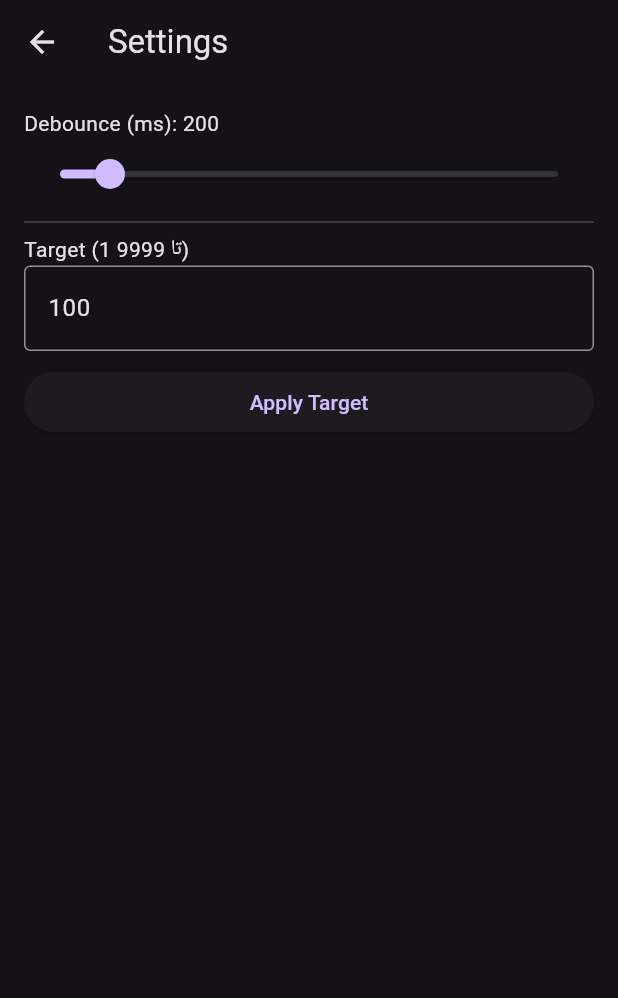
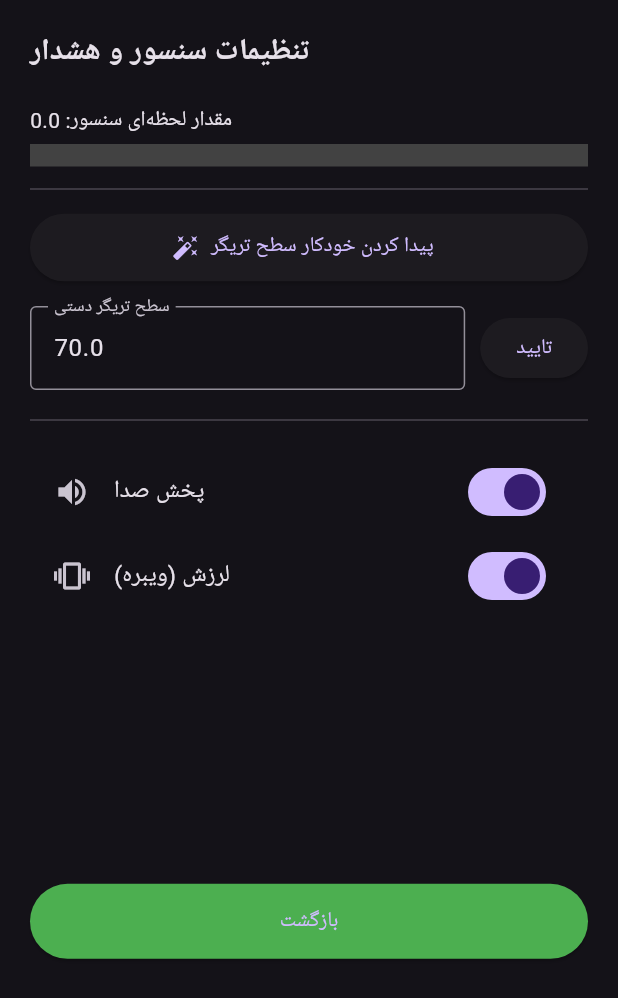
Before and after one commit to AMKOSHESH/coil-counter-flutter, a Flutter app: the SettingsSheet widget shown alone on an empty page, opened directly, on a phone screen of 412 x 824 dp. Shown: the top 998 px of the screen. Run offline on Flutter 3.47's test engine with Material 3 defaults, Android fonts, the light colour scheme and no system bars; our stand-ins replace audioplayers, fl_chart, sensors_plus, vibration; statements that could not run were skipped.

Commit message:
Refactor settings sheet to use threshold controller

```diff
--- a/lib/ui/settings_sheet.dart
+++ b/lib/ui/settings_sheet.dart
@@ -4,66 +4,100 @@ import '../core/counter_controller.dart';
 
 class SettingsSheet extends StatefulWidget {
   const SettingsSheet({super.key});
-
   @override
   State<SettingsSheet> createState() => _SettingsSheetState();
 }
 
 class _SettingsSheetState extends State<SettingsSheet> {
-  late TextEditingController targetController;
+  late TextEditingController _thresholdController;
 
   @override
   void initState() {
     super.initState();
     final c = context.read<CounterController>();
-    targetController =
-        TextEditingController(text: c.target.toString());
+    _thresholdController = TextEditingController(text: c.threshold.toStringAsFixed(1));
   }
 
   @override
   Widget build(BuildContext context) {
     final c = context.watch<CounterController>();
 
-    return Scaffold(
-      appBar: AppBar(
-        title: const Text('Settings'),
-        leading: IconButton(
-          icon: const Icon(Icons.arrow_back),
-          onPressed: () => Navigator.pop(context),
-        ),
-      ),
-      body: ListView(
-        padding: const EdgeInsets.all(16),
+    return Container(
+      padding: const EdgeInsets.all(20),
+      height: MediaQuery.of(context).size.height * 0.8,
+      child: Column(
+        crossAxisAlignment: CrossAxisAlignment.start,
         children: [
-          Text('Debounce (ms): ${c.debounce}'),
-          Slider(
-            min: 10,
-            max: 2000,
-            divisions: 199,
-            value: c.debounce.toDouble(),
-            onChanged: (v) => c.setDebounce(v.toInt()),
+          const Text('تنظیمات سنسور و هشدار', style: TextStyle(fontSize: 20, fontWeight: FontWeight.bold)),
+          const SizedBox(height: 20),
+
+          // ۳. بارگراف تغییرات مغناطیسی زنده
+          Text('مقدار لحظه‌ای سنسور: ${c.sensorValue.toStringAsFixed(1)}'),
+          const SizedBox(height: 5),
+          LinearProgressIndicator(
+            value: (c.sensorValue / 200).clamp(0, 1), // فرض بر حداکثر ۲۰۰ واحد
+            minHeight: 15,
+            backgroundColor: Colors.grey[800],
+            color: Colors.blue,
           ),
 
-          const Divider(),
+          const Divider(height: 30),
 
-          const Text('Target (1 تا 9999)'),
-          TextField(
-            controller: targetController,
-            keyboardType: TextInputType.number,
-            decoration: const InputDecoration(
-              border: OutlineInputBorder(),
-              hintText: 'مثلاً 120',
-            ),
+          // ۱. کلید کالیبراسیون خودکار
+          ElevatedButton.icon(
+            onPressed: () {
+              c.autoCalibrate();
+              _thresholdController.text = c.threshold.toStringAsFixed(1);
+            },
+            icon: const Icon(Icons.auto_fix_high),
+            label: const Text('پیدا کردن خودکار سطح تریگر'),
+            style: ElevatedButton.styleFrom(minimumSize: const Size(double.infinity, 45)),
           ),
-          const SizedBox(height: 10),
+
+          const SizedBox(height: 15),
+
+          // ۲. باکس دستی سطح تریگر
+          Row(
+            children: [
+              Expanded(
+                child: TextField(
+                  controller: _thresholdController,
+                  keyboardType: TextInputType.number,
+                  decoration: const InputDecoration(labelText: 'سطح تریگر دستی', border: OutlineInputBorder()),
+                ),
+              ),
+              const SizedBox(width: 10),
+              ElevatedButton(
+                onPressed: () {
+                  final val = double.tryParse(_thresholdController.text);
+                  if (val != null) c.setThreshold(val);
+                },
+                child: const Text('تایید'),
+              ),
+            ],
+          ),
+
+          const Divider(height: 40),
+
+          // کلیدهای صدا و ویبره
+          SwitchListTile(
+            title: const Text('پخش صدا'),
+            secondary: const Icon(Icons.volume_up),
+            value: c.isSoundEnabled,
+            onChanged: c.toggleSound,
+          ),
+          SwitchListTile(
+            title: const Text('لرزش (ویبره)'),
+            secondary: const Icon(Icons.vibration),
+            value: c.isVibrationEnabled,
+            onChanged: c.toggleVibration,
+          ),
+
+          const Spacer(),
           ElevatedButton(
-            onPressed: () {
-              final v = int.tryParse(targetController.text);
-              if (v != null && v >= 1 && v <= 9999) {
-                c.setTarget(v);
-              }
-            },
-            child: const Text('Apply Target'),
+            onPressed: () => Navigator.pop(context),
+            style: ElevatedButton.styleFrom(minimumSize: const Size(double.infinity, 50), backgroundColor: Colors.green),
+            child: const Text('بازگشت'),
           ),
         ],
       ),
```
